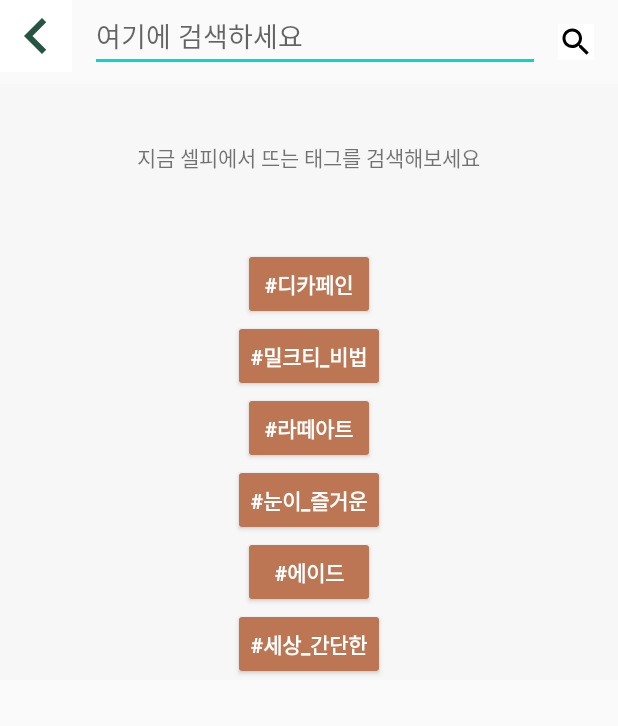
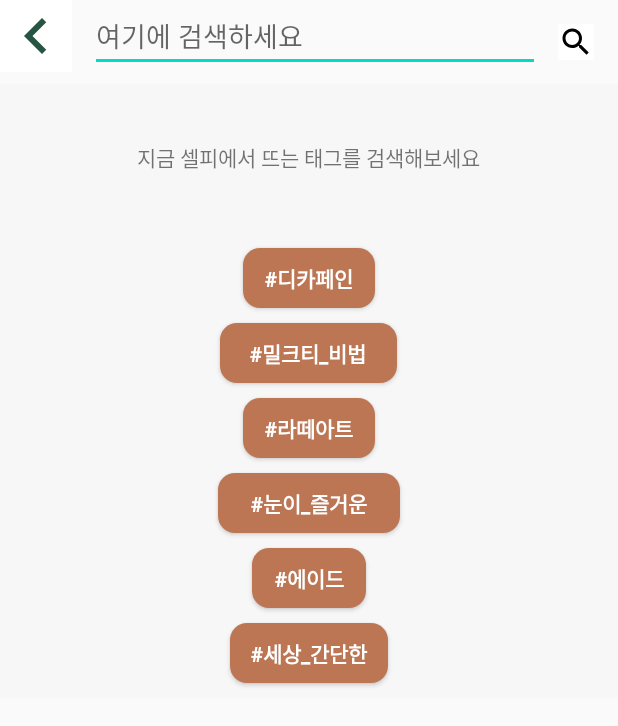
Before and after one commit to JiHyeonMon/selffee_android, an Android app: the SearchActivity screen opened directly, with no data from a screen before it, on a phone screen of 412 x 824 dp. Shown: the top 726 px of the screen. Run offline under Robolectric (Android 15) with nearby library versions, the phone set to English and light mode, and no system bars; pictures from the network do not load.

Commit message:
search 수정

```diff
--- a/Sopkerton/app/src/main/java/com/danmin/sopkerton/SearchActivity.kt
+++ b/Sopkerton/app/src/main/java/com/danmin/sopkerton/SearchActivity.kt
@@ -52,7 +52,7 @@ class SearchActivity : AppCompatActivity() {
                 SearchData(
                     img_content = "https://img.insight.co.kr/static/2018/09/15/700/747cl3tq51cz06846r5u.jpg",
                     content = "우와~~~~",
-                    txt_tag = "#해시태그1",
+                    txt_tag = "디카페인",
                     like = true
                 )
             )
--- /dev/null
+++ b/Sopkerton/app/src/main/res/drawable-xhdpi/btn_custom.xml
@@ -0,0 +1,11 @@
+<?xml version="1.0" encoding="utf-8"?>
+<selector xmlns:android="http://schemas.android.com/apk/res/android">
+    <!-- 평상시 -->
+    <item android:state_focused="false" android:state_pressed="false">
+        <shape>
+            <solid android:color="#bc7653" />
+            <corners android:radius="11dp" />
+        </shape>
+    </item>
+
+</selector>
--- a/Sopkerton/app/src/main/res/layout/activity_search.xml
+++ b/Sopkerton/app/src/main/res/layout/activity_search.xml
@@ -66,61 +66,67 @@
             android:id="@+id/btn_hash1"
             android:layout_gravity="center"
             android:layout_width="wrap_content"
-            android:layout_height="wrap_content"
+            android:layout_height="40dp"
             android:text="#디카페인"
             android:textColor="@color/white"
             android:textStyle="bold"
-            android:backgroundTint="@color/box"/>
+            android:background="@drawable/btn_custom"
+            android:layout_marginBottom="10dp"/>
 
         <Button
             android:id="@+id/btn_hash2"
+            android:layout_width="118dp"
+            android:layout_height="40dp"
             android:layout_gravity="center"
-            android:layout_width="wrap_content"
-            android:layout_height="wrap_content"
+            android:background="@drawable/btn_custom"
             android:text="#밀크티_비법"
             android:textColor="@color/white"
             android:textStyle="bold"
-            android:backgroundTint="@color/box"/>
+            android:layout_marginBottom="10dp"/>
 
         <Button
             android:id="@+id/btn_hash3"
             android:layout_gravity="center"
             android:layout_width="wrap_content"
-            android:layout_height="wrap_content"
+            android:layout_height="40dp"
+            android:layout_marginBottom="10dp"
             android:text="#라떼아트"
             android:textColor="@color/white"
             android:textStyle="bold"
-            android:backgroundTint="@color/box"/>
+            android:background="@drawable/btn_custom"/>
 
         <Button
             android:id="@+id/btn_hash4"
+            android:layout_width="121dp"
+            android:layout_height="40dp"
+            android:layout_marginBottom="10dp"
             android:layout_gravity="center"
-            android:layout_width="wrap_content"
-            android:layout_height="wrap_content"
+            android:background="@drawable/btn_custom"
             android:text="#눈이_즐거운"
             android:textColor="@color/white"
-            android:textStyle="bold"
-            android:backgroundTint="@color/box"/>
+            android:textStyle="bold" />
 
         <Button
             android:id="@+id/btn_hash5"
+            android:layout_width="76dp"
+            android:layout_height="40dp"
+            android:layout_marginBottom="10dp"
             android:layout_gravity="center"
-            android:layout_width="wrap_content"
-            android:layout_height="wrap_content"
+            android:background="@drawable/btn_custom"
             android:text="#에이드"
             android:textColor="@color/white"
-            android:textStyle="bold"
-            android:backgroundTint="@color/box"/>
+            android:textStyle="bold" />
 
         <Button
             android:id="@+id/btn_hash6"
+            android:layout_width="105dp"
+            android:layout_height="40dp"
+            android:layout_marginBottom="10dp"
             android:layout_gravity="center"
-            android:layout_width="wrap_content"
-            android:layout_height="wrap_content"
+            android:background="@drawable/btn_custom"
             android:text="#세상_간단한"
             android:textColor="@color/white"
-            android:textStyle="bold"
-            android:backgroundTint="@color/box"/>
+            android:textStyle="bold" />
     </LinearLayout>
 
     <androidx.recyclerview.widget.RecyclerView
```
